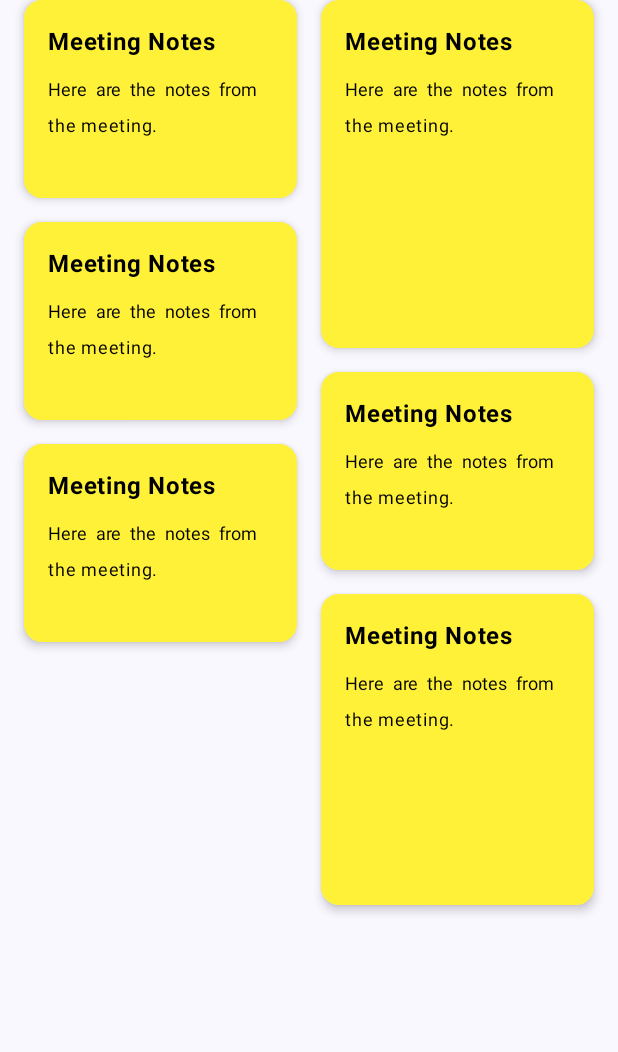
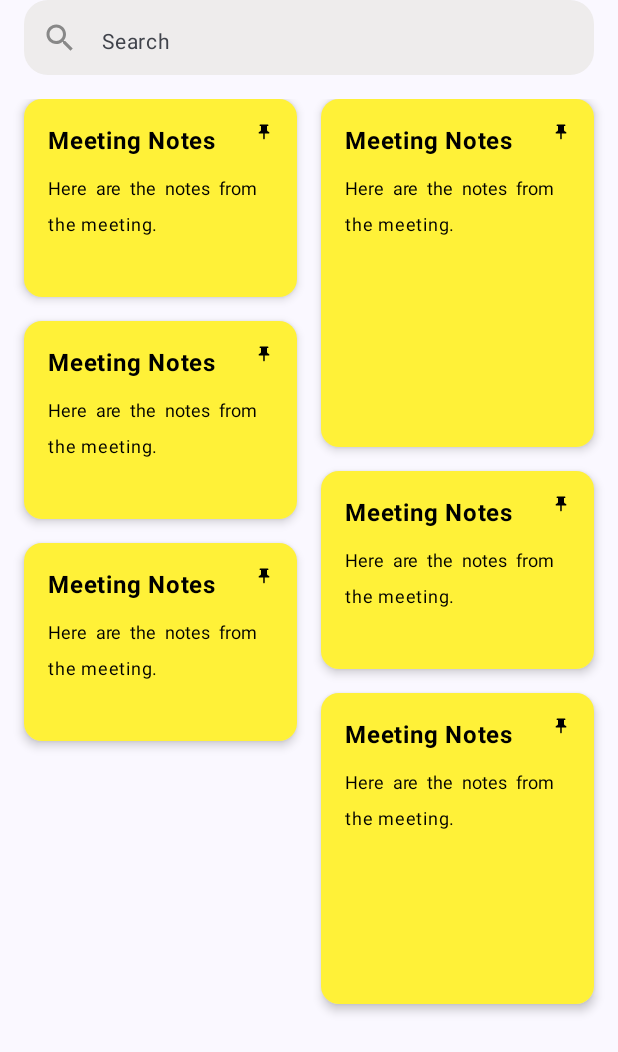
Before and after one commit to juanpablorenau/NotePad, an Android app built with Jetpack Compose: the composable NotesContent shown on its own in the app's theme, on a phone screen of 412 x 824 dp. Shown: the top 1052 px of the screen. Run offline under Robolectric (Android 15) with nearby library versions, the phone set to English and light mode, and no system bars.

Commit message:
feat/drag_and_drop: Add search bar

```diff
--- a/app/src/main/java/com/example/notepad/theme/Color.kt
+++ b/app/src/main/java/com/example/notepad/theme/Color.kt
@@ -13,3 +13,6 @@ val Pink40 = Color(0xFF7D5260)
 val Black = Color(0xFF000000)
 
 val Yellow1 = Color(0xfffff138)
+val YellowDark = Color(0xFFE4CE07)
+
+val LightGray1 = Color(0xFFEEECEC)
--- a/app/src/main/java/com/example/notepad/ui/list/NotesScreen.kt
+++ b/app/src/main/java/com/example/notepad/ui/list/NotesScreen.kt
@@ -1,31 +1,42 @@
 package com.example.notepad.ui.list
 
 import androidx.compose.foundation.background
-import androidx.compose.foundation.gestures.detectDragGestures
+import androidx.compose.foundation.clickable
+import androidx.compose.foundation.gestures.detectDragGesturesAfterLongPress
 import androidx.compose.foundation.layout.*
 import androidx.compose.foundation.lazy.staggeredgrid.LazyVerticalStaggeredGrid
 import androidx.compose.foundation.lazy.staggeredgrid.StaggeredGridCells
 import androidx.compose.foundation.lazy.staggeredgrid.itemsIndexed
-import androidx.compose.material3.Card
-import androidx.compose.material3.CardDefaults
-import androidx.compose.material3.Scaffold
-import androidx.compose.material3.Shapes
-import androidx.compose.material3.Text
+import androidx.compose.foundation.shape.RoundedCornerShape
+import androidx.compose.foundation.text.KeyboardActions
+import androidx.compose.foundation.text.KeyboardOptions
+import androidx.compose.material.icons.Icons
+import androidx.compose.material.icons.filled.Close
+import androidx.compose.material.icons.filled.Search
+import androidx.compose.material3.*
 import androidx.compose.runtime.*
+import androidx.compose.ui.Alignment
 import androidx.compose.ui.Modifier
 import androidx.compose.ui.graphics.Color
 import androidx.compose.ui.input.pointer.pointerInput
 import androidx.compose.ui.platform.LocalContext
+import androidx.compose.ui.platform.LocalSoftwareKeyboardController
+import androidx.compose.ui.res.painterResource
 import androidx.compose.ui.res.stringResource
 import androidx.compose.ui.text.font.FontWeight
+import androidx.compose.ui.text.input.ImeAction
+import androidx.compose.ui.text.input.KeyboardType
 import androidx.compose.ui.text.style.TextAlign
 import androidx.compose.ui.tooling.preview.Preview
 import androidx.compose.ui.unit.IntOffset
 import androidx.compose.ui.unit.dp
 import androidx.compose.ui.unit.sp
+import androidx.compose.ui.zIndex
 import androidx.lifecycle.compose.collectAsStateWithLifecycle
 import com.example.model.entities.Note
 import com.example.notepad.R
+import com.example.notepad.theme.LightGray1
+import com.example.notepad.theme.YellowDark
 import com.example.notepad.utils.getViewModel
 import com.example.notepad.utils.mockNoteList
 import kotlin.math.roundToInt
@@ -49,7 +60,7 @@ fun SuccessScreen(notes: List<Note> = mockNoteList) {
     Scaffold(
         topBar = { NotesTopBar() },
         content = { padding -> NotesContent(padding, notes) },
-        floatingActionButton = { },
+        floatingActionButton = { AddNoteButton() }
     )
 }
 
@@ -68,19 +79,85 @@ fun NotesTopBar() {
 fun NotesContent(
     padding: PaddingValues = PaddingValues(),
     notes: List<Note> = mockNoteList,
+    onSearch: (String) -> Unit = {},
+    getNotes: () -> Unit = {},
 ) {
+    Column(
+        modifier = Modifier.padding(
+            top = padding.calculateTopPadding(),
+            bottom = 16.dp,
+            start = 16.dp,
+            end = 16.dp
+        )
+    ) {
+        SearchNote(onSearch = onSearch, getNotes = getNotes)
+        Spacer(modifier = Modifier.height(16.dp))
+        NotesList(notes)
+    }
+}
+
+@Composable
+private fun SearchNote(onSearch: (String) -> Unit, getNotes: () -> Unit) {
+    var searchText by remember { mutableStateOf("") }
+    val keyboardController = LocalSoftwareKeyboardController.current
+
+    OutlinedTextField(
+        modifier = Modifier
+            .fillMaxWidth()
+            .heightIn(max = 50.dp),
+        colors = TextFieldDefaults.colors(
+            focusedIndicatorColor = Color.Transparent, unfocusedIndicatorColor = Color.Transparent,
+            focusedContainerColor = LightGray1, unfocusedContainerColor = LightGray1
+        ),
+        placeholder = {
+            Text(
+                modifier = Modifier.fillMaxHeight(),
+                text = stringResource(R.string.search),
+                fontSize = 14.sp
+            )
+        },
+        leadingIcon = {
+            Icon(
+                imageVector = Icons.Default.Search,
+                contentDescription = stringResource(R.string.search),
+                tint = Color.Gray
+            )
+        },
+        value = searchText,
+        onValueChange = { newText -> searchText = newText },
+        singleLine = true,
+        keyboardOptions = KeyboardOptions(
+            keyboardType = KeyboardType.Text, imeAction = ImeAction.Done
+        ),
+        keyboardActions = KeyboardActions(onDone = {
+            keyboardController?.hide()
+            onSearch(searchText.lowercase())
+        }),
+        shape = RoundedCornerShape(16.dp),
+        trailingIcon = {
+            if (searchText.isNotBlank()) {
+                Icon(
+                    imageVector = Icons.Default.Close,
+                    contentDescription = stringResource(R.string.close),
+                    tint = Color.Gray,
+                    modifier = Modifier.clickable(onClick = {
+                        searchText = ""
+                        keyboardController?.hide()
+                        getNotes()
+                    })
+                )
+            }
+        })
+
+}
+
+@Composable
+fun NotesList(notes: List<Note>) {
     val notePositions =
         remember { mutableStateListOf(*notes.map { IntOffset(0, 0) }.toTypedArray()) }
 
     LazyVerticalStaggeredGrid(
-        modifier = Modifier
-            .fillMaxSize()
-            .padding(
-                top = padding.calculateTopPadding(),
-                bottom = padding.calculateBottomPadding(),
-                start = 16.dp,
-                end = 16.dp
-            ),
+        modifier = Modifier.fillMaxSize(),
         columns = StaggeredGridCells.Fixed(2),
         verticalItemSpacing = 16.dp,
         horizontalArrangement = Arrangement.spacedBy(16.dp),
@@ -96,6 +173,7 @@ fun ItemNote(note: Note, notePositions: MutableList<IntOffset>, index: Int) {
     val color = Color(android.graphics.Color.parseColor(note.color))
     val height = 100.dp * note.heightFactor
 
+    var isDragging by remember { mutableStateOf(false) }
     var offsetX by remember { mutableFloatStateOf(notePositions[index].x.toFloat()) }
     var offsetY by remember { mutableFloatStateOf(notePositions[index].y.toFloat()) }
 
@@ -105,21 +183,32 @@ fun ItemNote(note: Note, notePositions: MutableList<IntOffset>, index: Int) {
             .fillMaxSize()
             .offset { IntOffset(offsetX.roundToInt(), offsetY.roundToInt()) }
             .pointerInput(Unit) {
-                detectDragGestures { change, dragAmount ->
+                detectDragGesturesAfterLongPress(
+                    onDragStart = {
+                        isDragging = true
+                    },
+                    onDragEnd = {
+                        isDragging = false
+                    },
+                    onDrag = { change, dragAmount ->
                         change.consume()
                         offsetX += dragAmount.x
                         offsetY += dragAmount.y
                         notePositions[index] = IntOffset(offsetX.roundToInt(), offsetY.roundToInt())
                     }
+                )
             },
         elevation = CardDefaults.cardElevation(defaultElevation = 4.dp),
     ) {
         Column(
             modifier = Modifier
-                .background(color)
+                .background(if (isDragging) Color.LightGray else color)
                 .padding(16.dp)
                 .height(height)
                 .fillMaxSize()
+        ) {
+            Box(
+                modifier = Modifier.fillMaxWidth(),
             ) {
                 Text(
                     text = note.title,
@@ -127,6 +216,18 @@ fun ItemNote(note: Note, notePositions: MutableList<IntOffset>, index: Int) {
                     fontSize = 16.sp,
                     color = Color.Black
                 )
+                if (note.isPinned) {
+                    Icon(
+                        modifier = Modifier
+                            .size(12.dp)
+                            .align(Alignment.TopEnd),
+                        painter = painterResource(id = R.drawable.ic_pin),
+                        contentDescription = "Pinned icon",
+                        tint = Color.Black
+                    )
+                }
+            }
+
             Spacer(modifier = Modifier.height(8.dp))
             Text(
                 text = note.content,
@@ -137,3 +238,18 @@ fun ItemNote(note: Note, notePositions: MutableList<IntOffset>, index: Int) {
         }
     }
 }
+
+@Composable
+fun AddNoteButton(onClick: () -> Unit = {}) {
+    FloatingActionButton(
+        containerColor = Color.White,
+        onClick = { onClick }
+    ) {
+        Icon(
+            modifier = Modifier.size(36.dp),
+            painter = painterResource(id = R.drawable.ic_add),
+            contentDescription = "Add_icon",
+            tint = YellowDark
+        )
+    }
+}
--- /dev/null
+++ b/app/src/main/res/drawable/ic_add.xml
@@ -0,0 +1,5 @@
+<vector xmlns:android="http://schemas.android.com/apk/res/android" android:height="24dp" android:tint="#000000" android:viewportHeight="24" android:viewportWidth="24" android:width="24dp">
+
+    <path android:fillColor="@android:color/white" android:pathData="M19,13h-6v6h-2v-6H5v-2h6V5h2v6h6v2z"/>
+
+</vector>
--- /dev/null
+++ b/app/src/main/res/drawable/ic_close.xml
@@ -0,0 +1,5 @@
+<vector xmlns:android="http://schemas.android.com/apk/res/android" android:height="24dp" android:tint="#000000" android:viewportHeight="24" android:viewportWidth="24" android:width="24dp">
+
+    <path android:fillColor="@android:color/white" android:pathData="M19,6.41L17.59,5 12,10.59 6.41,5 5,6.41 10.59,12 5,17.59 6.41,19 12,13.41 17.59,19 19,17.59 13.41,12z"/>
+
+</vector>
--- /dev/null
+++ b/app/src/main/res/drawable/ic_pin.xml
@@ -0,0 +1,5 @@
+<vector xmlns:android="http://schemas.android.com/apk/res/android" android:height="24dp" android:tint="#000000" android:viewportHeight="24" android:viewportWidth="24" android:width="24dp">
+
+    <path android:fillColor="@android:color/white" android:fillType="evenOdd" android:pathData="M16,9V4l1,0c0.55,0 1,-0.45 1,-1v0c0,-0.55 -0.45,-1 -1,-1H7C6.45,2 6,2.45 6,3v0c0,0.55 0.45,1 1,1l1,0v5c0,1.66 -1.34,3 -3,3h0v2h5.97v7l1,1l1,-1v-7H19v-2h0C17.34,12 16,10.66 16,9z"/>
+
+</vector>
--- /dev/null
+++ b/app/src/main/res/drawable/ic_search.xml
@@ -0,0 +1,5 @@
+<vector xmlns:android="http://schemas.android.com/apk/res/android" android:height="24dp" android:tint="#000000" android:viewportHeight="24" android:viewportWidth="24" android:width="24dp">
+
+    <path android:fillColor="@android:color/white" android:pathData="M15.5,14h-0.79l-0.28,-0.27C15.41,12.59 16,11.11 16,9.5 16,5.91 13.09,3 9.5,3S3,5.91 3,9.5 5.91,16 9.5,16c1.61,0 3.09,-0.59 4.23,-1.57l0.27,0.28v0.79l5,4.99L20.49,19l-4.99,-5zM9.5,14C7.01,14 5,11.99 5,9.5S7.01,5 9.5,5 14,7.01 14,9.5 11.99,14 9.5,14z"/>
+
+</vector>
--- a/app/src/main/res/values/strings.xml
+++ b/app/src/main/res/values/strings.xml
@@ -1,4 +1,6 @@
 <resources>
     <string name="app_name">NotePad</string>
     <string name="notes_title">Notes</string>
+    <string name="search">Search</string>
+    <string name="close">Close</string>
 </resources>
```
Lines whose indentation alone changed are shown as unchanged.
